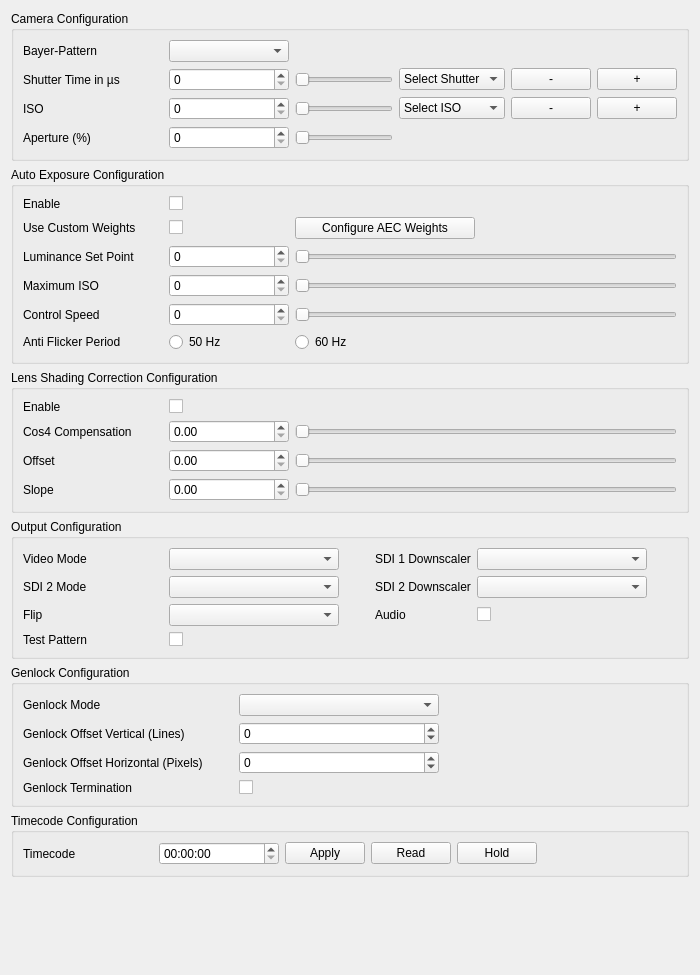
Qt form dct_widgets/inoutbox/inoutbox.ui (KAYA-Instruments/SDI-Control-Point) before a commit.
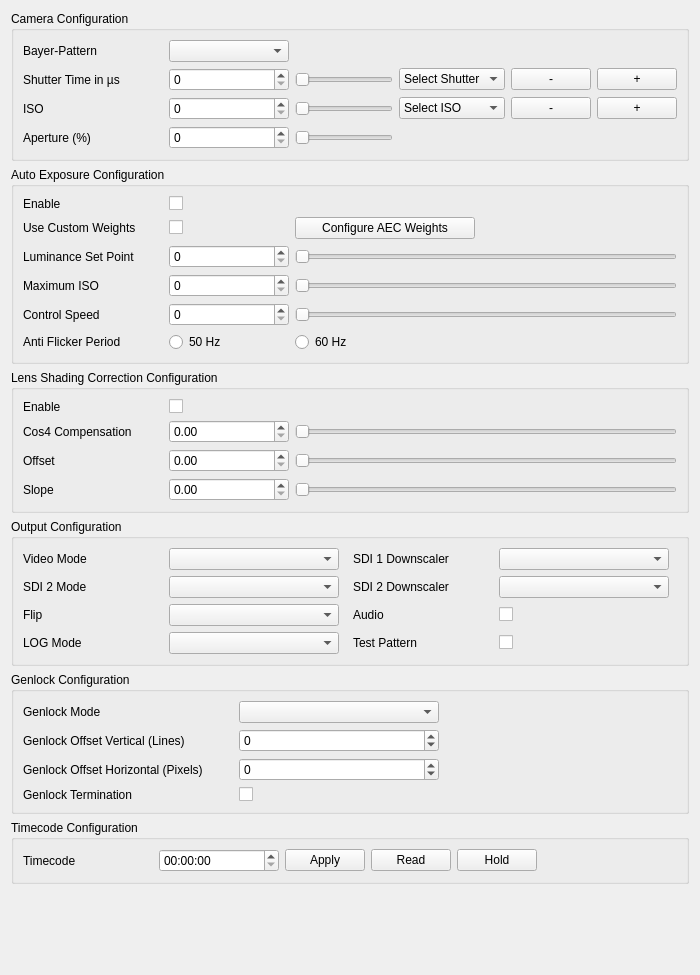
The same form after that commit.

Commit message:
Added "LOG mode" Setting to in-out Tab
- Added Options to set the new "LOG mode" setting. The in-out-box now has
  a combo box to switch between LOG mode off, HLG and PQ mode. In LOG HLG
  or PQ mode gamma curve settings are disabled

Diff of the .ui file:
```diff
--- a/dct_widgets/inoutbox/inoutbox.ui
+++ b/dct_widgets/inoutbox/inoutbox.ui
@@ -684,25 +684,6 @@
         </property>
        </widget>
       </item>
-      <item row="7" column="0">
-       <widget class="QLabel" name="lblTestPattern">
-        <property name="minimumSize">
-         <size>
-          <width>140</width>
-          <height>0</height>
-         </size>
-        </property>
-        <property name="maximumSize">
-         <size>
-          <width>140</width>
-          <height>16777215</height>
-         </size>
-        </property>
-        <property name="text">
-         <string>Test Pattern</string>
-        </property>
-       </widget>
-      </item>
       <item row="5" column="1">
        <widget class="QComboBox" name="cbxFlipMode">
         <property name="minimumSize">
@@ -754,22 +735,6 @@
         </property>
        </widget>
       </item>
-      <item row="7" column="1">
-       <widget class="QCheckBox" name="cbxTestPattern">
-        <property name="minimumSize">
-         <size>
-          <width>170</width>
-          <height>0</height>
-         </size>
-        </property>
-        <property name="toolTip">
-         <string>Enable to show a Color Chart when no Input is detected</string>
-        </property>
-        <property name="text">
-         <string/>
-        </property>
-       </widget>
-      </item>
       <item row="1" column="1">
        <widget class="QComboBox" name="cbxVideoMode">
         <property name="minimumSize">
@@ -897,6 +862,51 @@
         </property>
        </widget>
       </item>
+      <item row="7" column="4">
+       <widget class="QCheckBox" name="cbxTestPattern">
+        <property name="minimumSize">
+         <size>
+          <width>170</width>
+          <height>0</height>
+         </size>
+        </property>
+        <property name="toolTip">
+         <string>Enable to show a Color Chart when no Input is detected</string>
+        </property>
+        <property name="text">
+         <string/>
+        </property>
+       </widget>
+      </item>
+      <item row="7" column="3">
+       <widget class="QLabel" name="lblTestPattern">
+        <property name="minimumSize">
+         <size>
+          <width>140</width>
+          <height>0</height>
+         </size>
+        </property>
+        <property name="maximumSize">
+         <size>
+          <width>140</width>
+          <height>16777215</height>
+         </size>
+        </property>
+        <property name="text">
+         <string>Test Pattern</string>
+        </property>
+       </widget>
+      </item>
+      <item row="7" column="0">
+       <widget class="QLabel" name="lblLogMode">
+        <property name="text">
+         <string>LOG Mode</string>
+        </property>
+       </widget>
+      </item>
+      <item row="7" column="1">
+       <widget class="QComboBox" name="cbxLogMode"/>
+      </item>
      </layout>
     </widget>
    </item>
```
Left out of the diff: 3 changed lines with no effect on the pictures. The commit also changes 21 other files.
